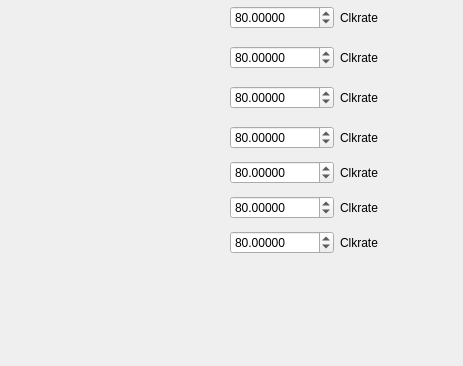
Before: the Qt Designer form projects/spindle_neuron/spindle_neuron_pytester/Controls.ui in wonjsohn/nerf-verilog, drawn with Qt 5; both pictures show x 0 to 463 and y 474 to 840 of the 463 by 840 pixel window.
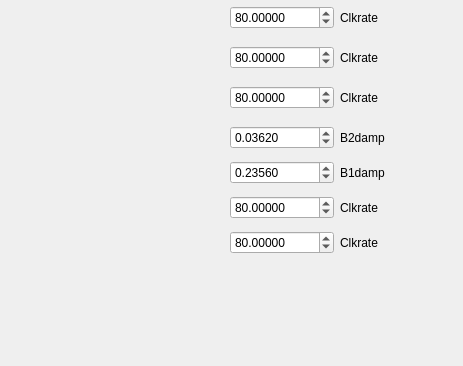
After: the same form once the commit is applied.

Commit message: When B2DAMP increased to 0.17 the spindle becomes smooth

```diff
--- a/projects/spindle_neuron/spindle_neuron_pytester/Controls.ui
+++ b/projects/spindle_neuron/spindle_neuron_pytester/Controls.ui
@@ -1030,15 +1030,15 @@
     <rect>
      <x>230</x>
      <y>600</y>
-     <width>203</width>
-     <height>29</height>
+     <width>212</width>
+     <height>34</height>
     </rect>
    </property>
    <layout class="QFormLayout" name="formLayout_14">
     <item row="0" column="1">
      <widget class="QLabel" name="label_14">
       <property name="text">
-       <string>Clkrate</string>
+       <string>B2damp</string>
       </property>
      </widget>
     </item>
@@ -1051,7 +1051,7 @@
        <double>2000000.000000000000000</double>
       </property>
       <property name="value">
-       <double>80.000000000000000</double>
+       <double>0.036200000000000</double>
       </property>
      </widget>
     </item>
@@ -1062,15 +1062,15 @@
     <rect>
      <x>230</x>
      <y>635</y>
-     <width>203</width>
-     <height>29</height>
+     <width>212</width>
+     <height>34</height>
     </rect>
    </property>
    <layout class="QFormLayout" name="formLayout_15">
     <item row="0" column="1">
      <widget class="QLabel" name="label_15">
       <property name="text">
-       <string>Clkrate</string>
+       <string>B1damp</string>
       </property>
      </widget>
     </item>
@@ -1083,7 +1083,7 @@
        <double>2000000.000000000000000</double>
       </property>
       <property name="value">
-       <double>80.000000000000000</double>
+       <double>0.235600000000000</double>
       </property>
      </widget>
     </item>
```
Left out of the diff: 6 changed lines with no effect on the pictures. The commit also changes 4 other files.
